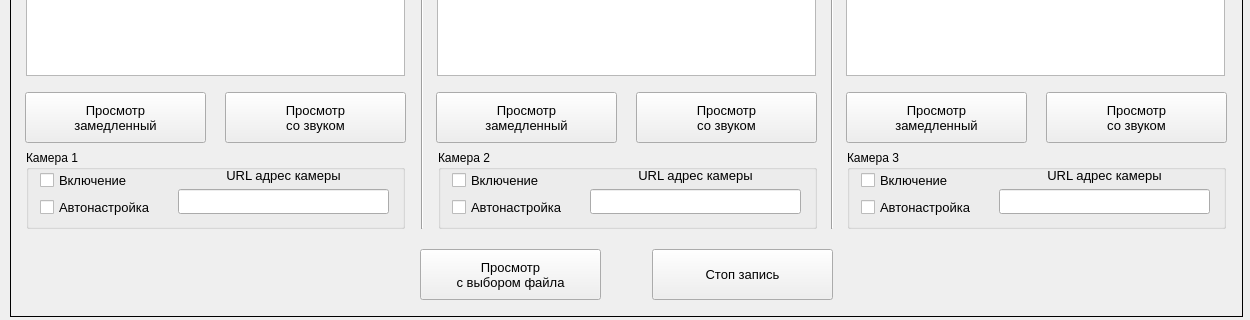
Above: FormMain.ui from zak2791/TabloSelfDefender before the change; both pictures show x 0 to 1250 and y 580 to 900 of the 1250 by 900 pixel window. Below: the same form after it.
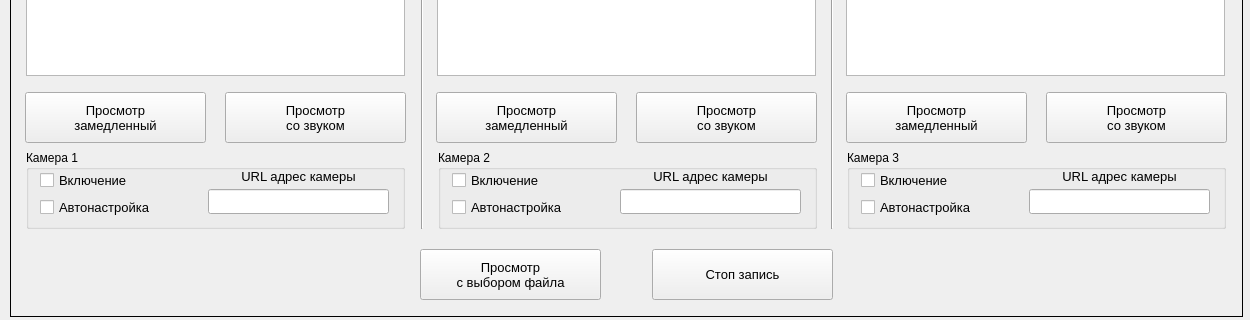
That is the form after the change. Icons and pictures are not drawn. Custom widgets are drawn as their Qt base class.

```diff
--- a/FormMain.ui
+++ b/FormMain.ui
@@ -2724,7 +2724,7 @@
       <rect>
        <x>14</x>
        <y>47</y>
-       <width>121</width>
+       <width>161</width>
        <height>21</height>
       </rect>
      </property>
@@ -2740,9 +2740,9 @@
     <widget class="QLineEdit" name="leCam1">
      <property name="geometry">
       <rect>
-       <x>152</x>
+       <x>182</x>
        <y>39</y>
-       <width>211</width>
+       <width>181</width>
        <height>25</height>
       </rect>
      </property>
@@ -2755,10 +2755,10 @@
     <widget class="QLabel" name="label_6">
      <property name="geometry">
       <rect>
-       <x>152</x>
+       <x>182</x>
        <y>16</y>
-       <width>211</width>
-       <height>18</height>
+       <width>181</width>
+       <height>20</height>
       </rect>
      </property>
      <property name="font">
@@ -2809,7 +2809,7 @@
       <rect>
        <x>14</x>
        <y>47</y>
-       <width>121</width>
+       <width>161</width>
        <height>21</height>
       </rect>
      </property>
@@ -2825,9 +2825,9 @@
     <widget class="QLineEdit" name="leCam2">
      <property name="geometry">
       <rect>
-       <x>152</x>
+       <x>182</x>
        <y>39</y>
-       <width>211</width>
+       <width>181</width>
        <height>25</height>
       </rect>
      </property>
@@ -2840,10 +2840,10 @@
     <widget class="QLabel" name="label_7">
      <property name="geometry">
       <rect>
-       <x>152</x>
+       <x>182</x>
        <y>16</y>
-       <width>211</width>
-       <height>18</height>
+       <width>181</width>
+       <height>20</height>
       </rect>
      </property>
      <property name="font">
@@ -2894,7 +2894,7 @@
       <rect>
        <x>14</x>
        <y>47</y>
-       <width>121</width>
+       <width>161</width>
        <height>21</height>
       </rect>
      </property>
@@ -2910,9 +2910,9 @@
     <widget class="QLineEdit" name="leCam3">
      <property name="geometry">
       <rect>
-       <x>152</x>
+       <x>182</x>
        <y>39</y>
-       <width>211</width>
+       <width>181</width>
        <height>25</height>
       </rect>
      </property>
@@ -2925,10 +2925,10 @@
     <widget class="QLabel" name="label_10">
      <property name="geometry">
       <rect>
-       <x>152</x>
+       <x>182</x>
        <y>16</y>
-       <width>211</width>
-       <height>18</height>
+       <width>181</width>
+       <height>20</height>
       </rect>
      </property>
      <property name="font">
```
Left out of the diff: 87 changed lines with no effect on the pictures.
